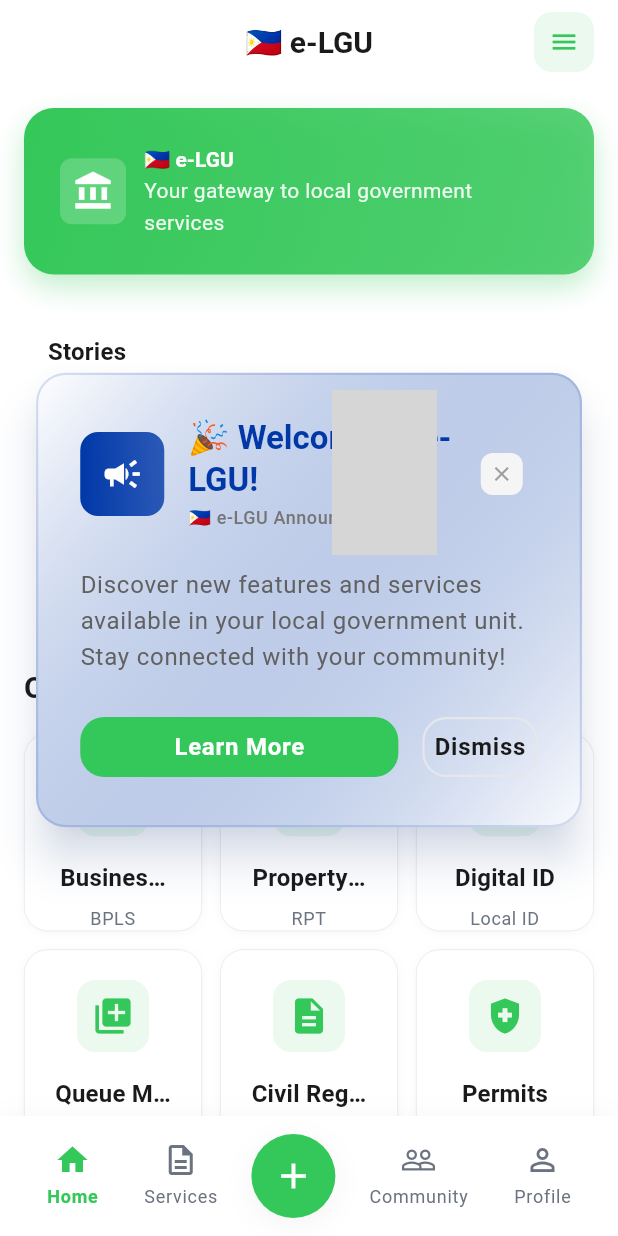
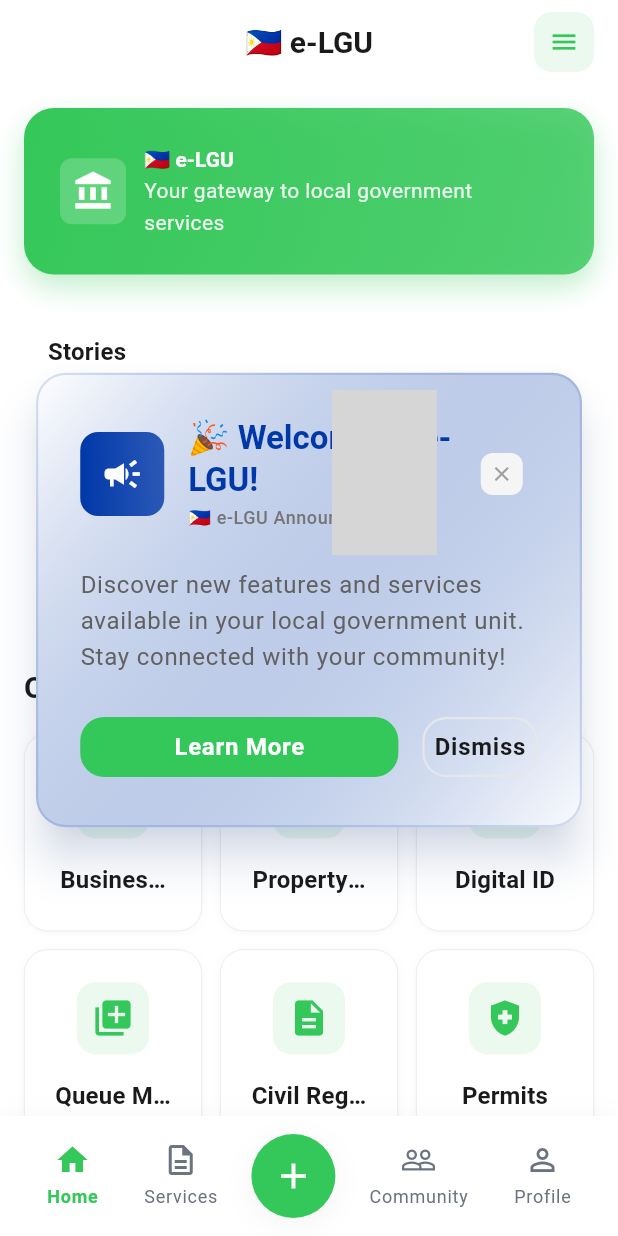
Before and after one commit to onesthathumbled/e-lgu-mob, a Flutter app: the HomePage screen opened by its route, on a phone screen of 412 x 824 dp. Run offline on Flutter 3.47's test engine with Material 3 defaults, Android fonts, the phone set to English and light mode, and no system bars; our stand-ins replace connectivity_plus, equatable, fl_chart, flutter_local_notifications, flutter_riverpod, go_router and 6 more; accounts and stored records are empty; grey boxes are pictures that could not be loaded.

Commit message:
[feat]: no subtitles for quick actions

```diff
--- a/lib/core/navigation/app_router.dart
+++ b/lib/core/navigation/app_router.dart
@@ -385,14 +385,14 @@ class _HomePageState extends ConsumerState<HomePage> {
             // Quick Actions Grid - 3 items per row, max 6 items
             _buildServiceGrid(
               services: [
-                _ServiceItem(Icons.business, 'Business Permits', 'BPLS', () => context.go(AppRouter.businessPermits)),
-                _ServiceItem(Icons.home, 'Property Tax', 'RPT', () => context.go(AppRouter.propertyTax)),
-                _ServiceItem(Icons.credit_card, 'Digital ID', 'Local ID', () => context.go(AppRouter.digitalId)),
-                _ServiceItem(Icons.queue, 'Queue Mgmt', 'Digital Queue', () => context.go('/queue-management')),
-                _ServiceItem(Icons.description, 'Civil Registry', 'Birth, Marriage', () => context.go(AppRouter.civilRegistry)),
-                _ServiceItem(Icons.health_and_safety, 'Permits', 'Health, Work', () => context.go(AppRouter.permits)),
-                _ServiceItem(Icons.volunteer_activism, 'Social Programs', 'Assistance', () => context.go(AppRouter.socialPrograms)),
-                _ServiceItem(Icons.construction, 'Building Permits', 'OBOS', () => context.go('/obos-application')),
+                _ServiceItem(Icons.business, 'Business Permits', '', () => context.go(AppRouter.businessPermits)),
+                _ServiceItem(Icons.home, 'Property Tax', '', () => context.go(AppRouter.propertyTax)),
+                _ServiceItem(Icons.credit_card, 'Digital ID', '', () => context.go(AppRouter.digitalId)),
+                _ServiceItem(Icons.queue, 'Queue Mgmt', '', () => context.go('/queue-management')),
+                _ServiceItem(Icons.description, 'Civil Registry', '', () => context.go(AppRouter.civilRegistry)),
+                _ServiceItem(Icons.health_and_safety, 'Permits', '', () => context.go(AppRouter.permits)),
+                _ServiceItem(Icons.volunteer_activism, 'Social Programs', '', () => context.go(AppRouter.socialPrograms)),
+                _ServiceItem(Icons.construction, 'Building Permits', '', () => context.go('/obos-application')),
               ],
               showAll: _showAllQuickActions,
               onToggleShowAll: () => setState(() => _showAllQuickActions = !_showAllQuickActions),
@@ -791,6 +791,7 @@ class _ServiceCard extends StatelessWidget {
                   maxLines: isCompact ? 2 : 1,
                   overflow: TextOverflow.ellipsis,
                 ),
+                if (subtitle.isNotEmpty) ...[
                   SizedBox(height: isCompact ? 4 : 6),
                   Text(
                     subtitle,
@@ -803,6 +804,7 @@ class _ServiceCard extends StatelessWidget {
                     overflow: TextOverflow.ellipsis,
                   ),
                 ],
+              ],
             ),
           ),
         ),
```
Lines whose indentation alone changed are shown as unchanged.
